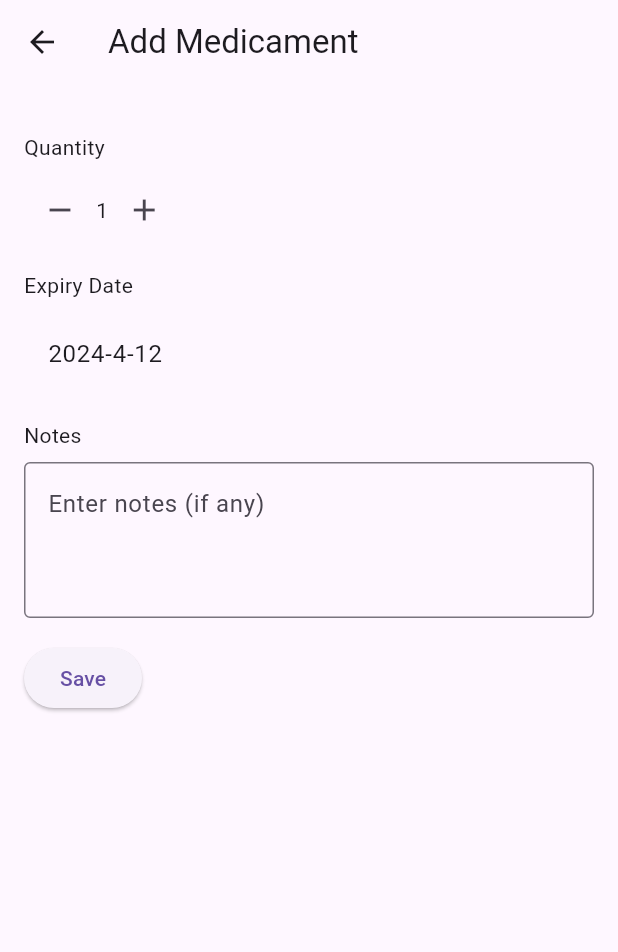
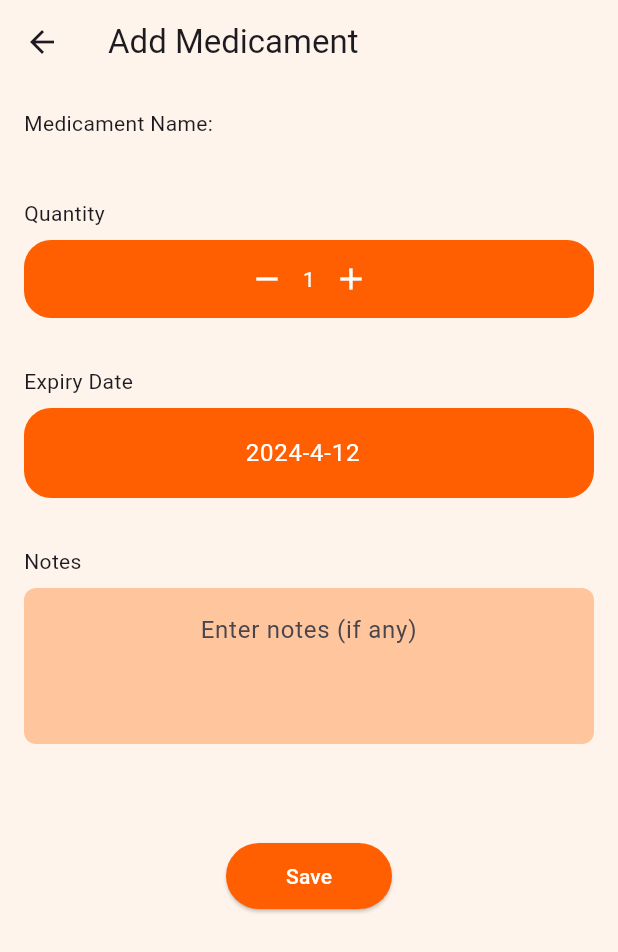
Before and after one commit to YZ1GO/L.EIC017_ES_PRJ, a Flutter app: the AddMedicamentPage screen opened directly, on a phone screen of 412 x 824 dp. Shown: the top 952 px of the screen. Run offline on Flutter 3.47's test engine with Material 3 defaults, Android fonts, the phone set to English and light mode, and no system bars; our stand-ins replace firebase_core, firebase_database, flutter_local_notifications, permission_handler, shared_preferences; accounts and stored records are empty.

Commit message:
initial version of add medicament

```diff
--- a/app/lib/screens/add_medicicament_screen.dart
+++ b/app/lib/screens/add_medicicament_screen.dart
@@ -31,34 +31,81 @@ class _AddMedicamentPageState extends State<AddMedicamentPage> {
   @override
   Widget build(BuildContext context) {
     return Scaffold(
+      backgroundColor: Color.fromRGBO(255, 244, 236, 1),
       appBar: AppBar(
+        backgroundColor: Colors.transparent,
+        elevation: 0,
         title: Text('Add Medicament'),
       ),
-      body: Padding(
+      body: SingleChildScrollView(
+        child: Padding(
           padding: const EdgeInsets.all(16.0),
           child: Column(
             crossAxisAlignment: CrossAxisAlignment.start,
             children: <Widget>[
+              Text('Medicament Name:'),
+              SizedBox(height: 8.0),
               if (widget.brand != null)
-              Text('Medicament Name: ${widget.brand!['brand_name']}'),
+                Container(
+                  alignment: Alignment.center,
+                  decoration: BoxDecoration(
+                    color: Color.fromRGBO(255, 198, 157, 1),
+                    borderRadius: BorderRadius.circular(8.0),
+                  ),
+                  padding: EdgeInsets.all(8.0),
+                  child: Text(
+                    widget.brand!['brand_name'],
+                    textAlign: TextAlign.center,
+                  ),
+                ),
               if (widget.customMedicamentName != null)
-              Text('Custom Medicament Name: ${widget.customMedicamentName!}'),
-            SizedBox(height: 16.0),
+                Container(
+                  alignment: Alignment.center,
+                  decoration: BoxDecoration(
+                    color: Color.fromRGBO(255, 198, 157, 1),
+                    borderRadius: BorderRadius.circular(8.0),
+                  ),
+                  padding: EdgeInsets.all(8.0),
+                  child: Text(
+                    widget.customMedicamentName!,
+                    textAlign: TextAlign.center,
+                  ),
+                ),
+              SizedBox(height: 32.0),
               Text('Quantity'),
               SizedBox(height: 8.0),
-            Row(
+              Container(
+                width: double.infinity,
+                padding: EdgeInsets.all(2.0),
+                decoration: BoxDecoration(
+                  color: Color.fromRGBO(255, 95, 0, 1),
+                  borderRadius: BorderRadius.circular(18.0),
+                ),
+                child: Row(
+                  mainAxisAlignment: MainAxisAlignment.center,
                   children: <Widget>[
                     IconButton(
-                  icon: Icon(Icons.remove),
+                      icon: Icon(
+                        Icons.remove,
+                        color: Colors.white,
+                      ),
                       onPressed: () {
                         setState(() {
                           if (_quantity > 1) _quantity--;
                         });
                       },
                     ),
-                Text('$_quantity'),
+                    Text(
+                      '$_quantity',
+                      style: TextStyle(
+                        color: Colors.white,
+                      ),
+                    ),
                     IconButton(
-                  icon: Icon(Icons.add),
+                      icon: Icon(
+                        Icons.add,
+                        color: Colors.white,
+                      ),
                       onPressed: () {
                         setState(() {
                           _quantity++;
@@ -67,37 +114,69 @@ class _AddMedicamentPageState extends State<AddMedicamentPage> {
                     ),
                   ],
                 ),
-            SizedBox(height: 16.0),
+              ),
+              SizedBox(height: 32.0),
               Text('Expiry Date'),
               SizedBox(height: 8.0),
-            ListTile(
-              title: Text('${_expiryDate.year}-${_expiryDate.month}-${_expiryDate.day}'),
+              Container(
+                decoration: BoxDecoration(
+                  color: Color.fromRGBO(255, 95, 0, 1),
+                  borderRadius: BorderRadius.circular(18.0),
+                ),
+                padding: EdgeInsets.all(2.0),
+                child: ListTile(
+                  title: Text(
+                    '${_expiryDate.year}-${_expiryDate.month}-${_expiryDate.day}',
+                    style: TextStyle(
+                      color: Colors.white,
+                    ),
+                    textAlign: TextAlign.center,
+                  ),
                   onTap: () => _selectExpiryDate(context),
                 ),
-            SizedBox(height: 16.0),
+              ),
+              SizedBox(height: 32.0),
               Text('Notes'),
               SizedBox(height: 8.0),
-            TextField(
+              Container(
+                width: double.infinity,
+                padding: EdgeInsets.all(8.0),
+                decoration: BoxDecoration(
+                  color: Color.fromRGBO(255, 198, 157, 1),
+                  borderRadius: BorderRadius.circular(8.0),
+                ),
+                child: TextField(
                   onChanged: (value) {
                     setState(() {
                       _notes = value;
                     });
                   },
+                  textAlign: TextAlign.center,
                   maxLines: 3,
                   decoration: InputDecoration(
                     hintText: 'Enter notes (if any)',
-                border: OutlineInputBorder(),
+                    border: InputBorder.none,
                   ),
                 ),
-            SizedBox(height: 16.0),
-            ElevatedButton(
+              ),
+              SizedBox(height: 64.0),
+              Center(
+                child: ElevatedButton(
                   onPressed: () {
-                // Add logic to save medicament to database or perform any other action
-                // You can access medicament details from widget.brand
+                    // to be add
                   },
-              child: Text('Save'),
+                  style: ElevatedButton.styleFrom(
+                    backgroundColor: Color.fromRGBO(255, 95, 0, 1),
+                    padding: EdgeInsets.symmetric(horizontal: 40, vertical: 12),
+                  ),
+                  child: Text(
+                    'Save',
+                    style: TextStyle(color: Colors.white),
+                  ),
+                ),
               ),
             ],
+          ),
         ),
       ),
     );
--- a/app/lib/screens/database.dart
+++ b/app/lib/screens/database.dart
@@ -14,7 +14,7 @@ class _DatabaseContentScreenState extends State<DatabaseContentScreen> {
   Widget build(BuildContext context) {
     return Scaffold(
       appBar: AppBar(
-        title: Text('Database Content'),
+        title: Text('Search Medicament'),
         actions: [
           IconButton(
             icon: Icon(Icons.search),
```
Lines whose indentation alone changed are shown as unchanged.
